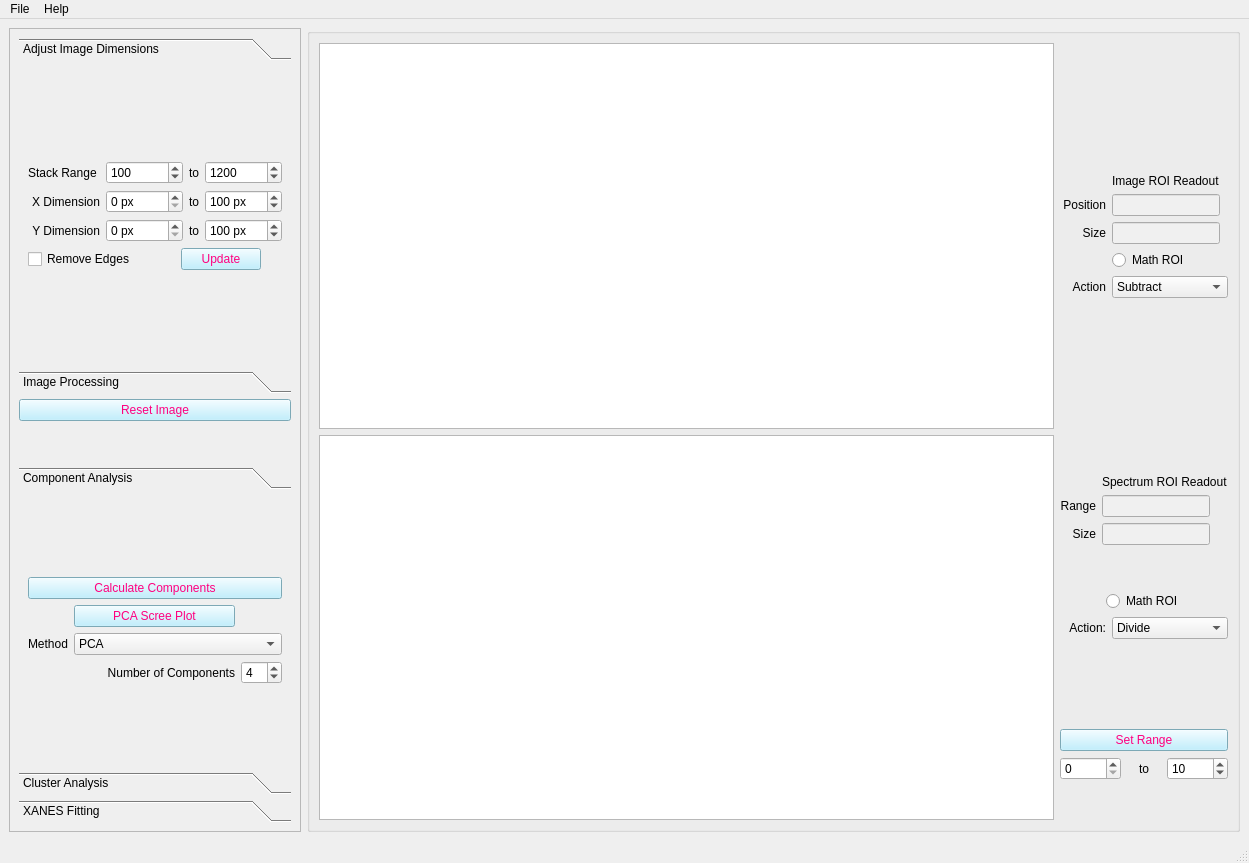
pattammattel/MIDAS_Admin, file mainwindow_admin.ui: the form before one commit.
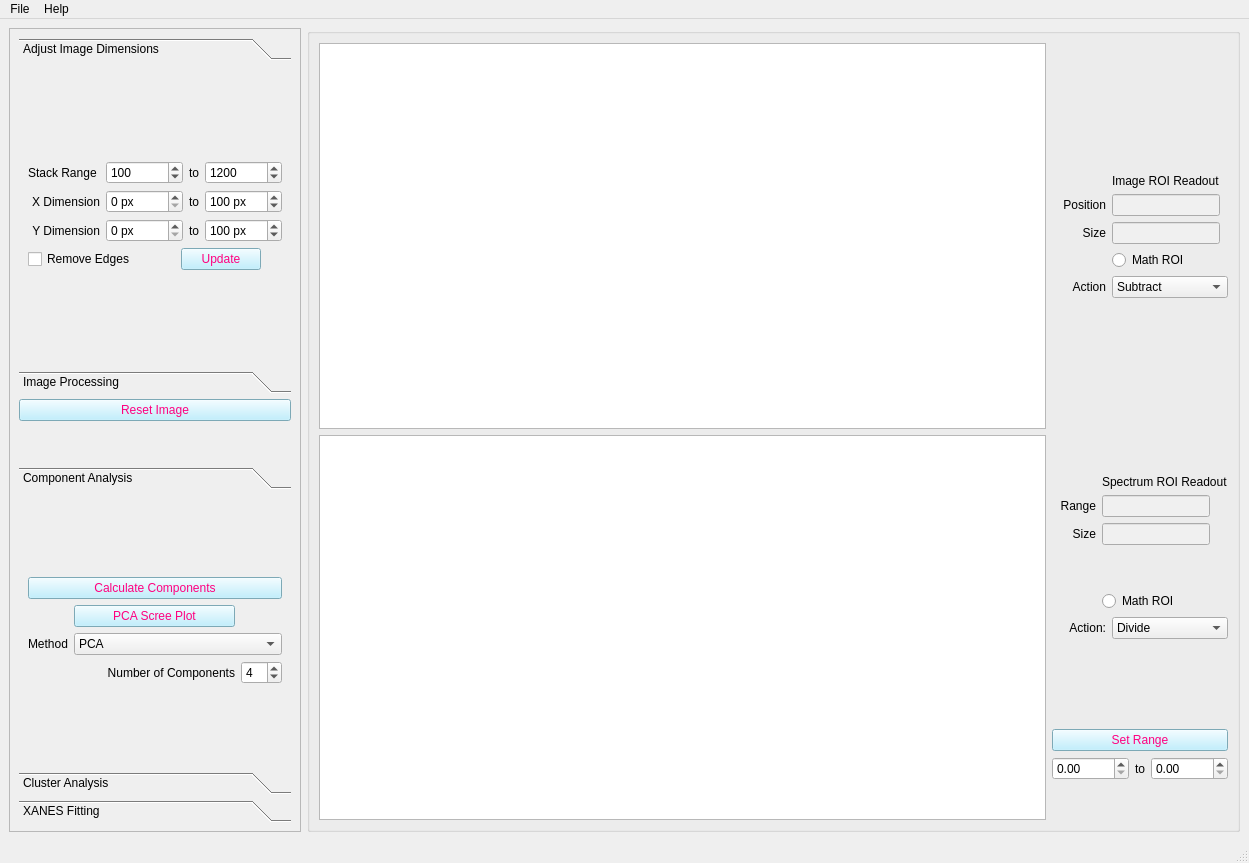
The form after the commit. Custom widgets are drawn as their Qt base class.

Commit message: axes match energy

Diff of the .ui file:
```diff
--- a/mainwindow_admin.ui
+++ b/mainwindow_admin.ui
@@ -367,16 +367,6 @@
          </item>
          <item row="3" column="0">
           <layout class="QGridLayout" name="gridLayout_12">
-           <item row="1" column="0">
-            <widget class="QSpinBox" name="sb_roi_spec_s">
-             <property name="maximum">
-              <number>10000</number>
-             </property>
-             <property name="singleStep">
-              <number>2</number>
-             </property>
-            </widget>
-           </item>
            <item row="1" column="1">
             <widget class="QLabel" name="label_21">
              <property name="text">
@@ -387,22 +377,6 @@
              </property>
             </widget>
            </item>
-           <item row="1" column="2">
-            <widget class="QSpinBox" name="sb_roi_spec_e">
-             <property name="minimum">
-              <number>1</number>
-             </property>
-             <property name="maximum">
-              <number>10000</number>
-             </property>
-             <property name="singleStep">
-              <number>2</number>
-             </property>
-             <property name="value">
-              <number>10</number>
-             </property>
-            </widget>
-           </item>
            <item row="0" column="0" colspan="3">
             <widget class="QPushButton" name="pb_set_spec_roi">
              <property name="styleSheet">
@@ -428,6 +402,26 @@
              </property>
             </spacer>
            </item>
+           <item row="1" column="0">
+            <widget class="QDoubleSpinBox" name="sb_roi_spec_s">
+             <property name="maximum">
+              <double>50000.000000000000000</double>
+             </property>
+             <property name="singleStep">
+              <double>5.000000000000000</double>
+             </property>
+            </widget>
+           </item>
+           <item row="1" column="2">
+            <widget class="QDoubleSpinBox" name="sb_roi_spec_e">
+             <property name="maximum">
+              <double>50000.000000000000000</double>
+             </property>
+             <property name="singleStep">
+              <double>5.000000000000000</double>
+             </property>
+            </widget>
+           </item>
           </layout>
          </item>
         </layout>
```
The commit also changes 1 other file.
